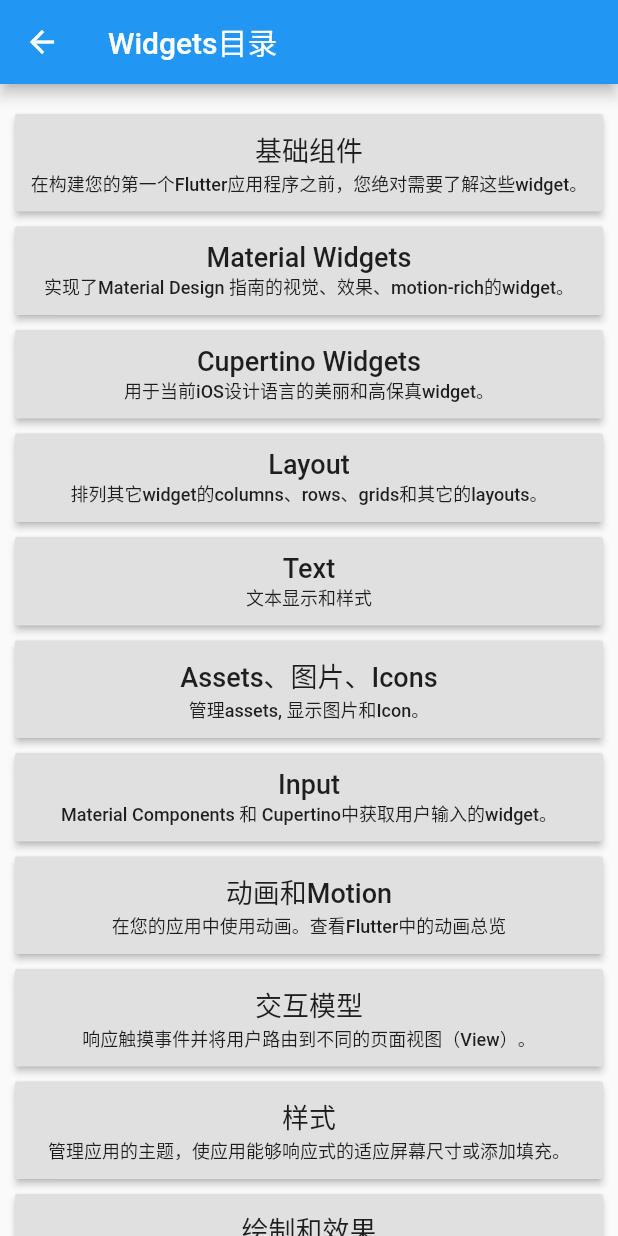
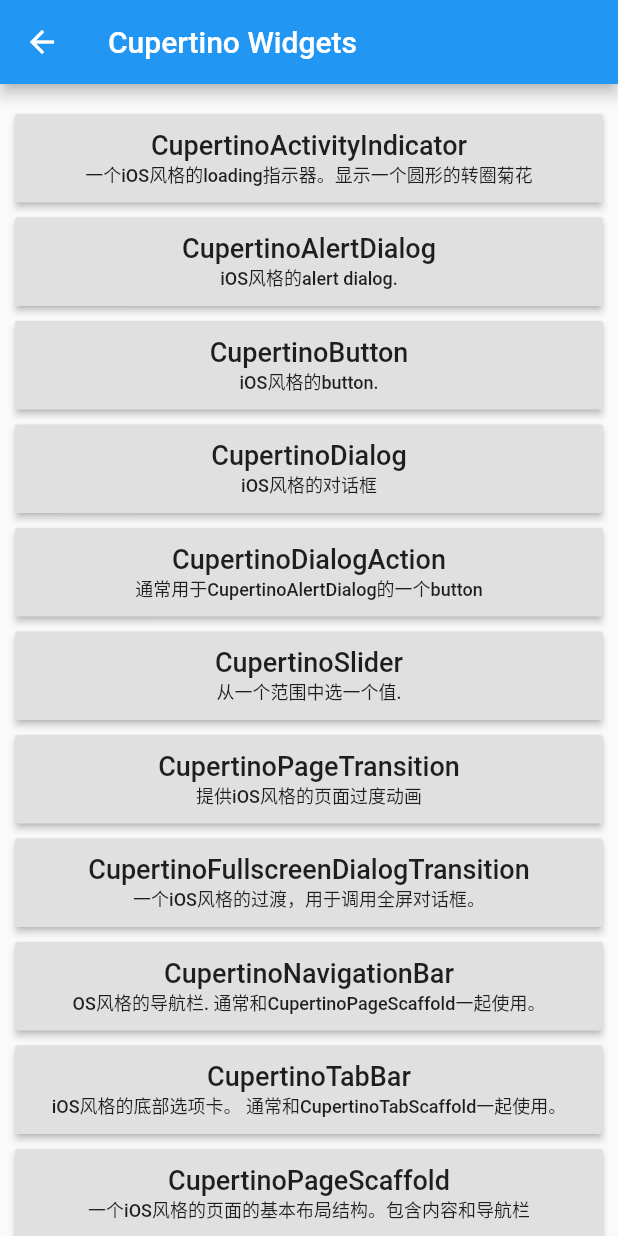
Before and after one commit to starryxp/flutter_app, a Flutter app: the WidgetsListPage screen opened by its route, after a tap on "Cupertino Widgets", on a phone screen of 412 x 824 dp. Run offline on Flutter 3.47's test engine with Material 2 defaults, Android fonts, the phone set to English and light mode, and no system bars; our stand-ins replace fluttertoast.

Commit message:
CupertinoWidgetList.dart

```diff
--- a/lib/main.dart
+++ b/lib/main.dart
@@ -19,6 +19,7 @@ import 'package:flutter_app/widgets/basic/PlaceholderPage.dart';
 import 'package:flutter_app/widgets/basic/RowPage.dart';
 import 'package:flutter_app/widgets/basic/ScaffoldPage.dart';
 import 'package:flutter_app/widgets/basic/TextPage.dart';
+import 'package:flutter_app/widgets/cupertino/CupertinoWidgetList.dart';
 import 'package:flutter_app/widgets/material/AlertDialogPage.dart';
 import 'package:flutter_app/widgets/material/BottomSheetPage.dart';
 import 'package:flutter_app/widgets/material/CardPage.dart';
@@ -179,5 +180,8 @@ class MyApp extends StatelessWidget {
     Constant.widgetsMaterialExpansionPanelListPage: (context) =>
         ExpansionPanelListPage(),
     Constant.widgetsMaterialStepperPage: (context) => StepperPage(),
+    //Cupertino组件
+    Constant.widgetsCupertinoCupertinoWidgetListPage: (context) =>
+        CupertinoWidgetListPage(),
   };
 }
--- a/lib/utils/Constant.dart
+++ b/lib/utils/Constant.dart
@@ -62,4 +62,8 @@ class Constant {
   static final widgetsMaterialExpansionPanelListPage =
       "widgets/material/expansion_panel_list_page";
   static final widgetsMaterialStepperPage = "widgets/material/stepper_page";
+
+  //Cupertino组件
+  static final widgetsCupertinoCupertinoWidgetListPage =
+      "widgets/material/cupertino_widget_list_page";
 }
--- a/lib/widgets/WidgetsListPage.dart
+++ b/lib/widgets/WidgetsListPage.dart
@@ -11,12 +11,14 @@ class WidgetsListPage extends StatefulWidget {
       routerName: Constant.widgetsBasicBasicListPage,
     ),
     HomeData(
-        title: 'Material Widgets',
-        content: '实现了Material Design 指南的视觉、效果、motion-rich的widget。',
-        routerName: Constant.widgetsMaterialMaterialListPage),
+      title: 'Material Widgets',
+      content: '实现了Material Design 指南的视觉、效果、motion-rich的widget。',
+      routerName: Constant.widgetsMaterialMaterialListPage,
+    ),
     HomeData(
       title: 'Cupertino Widgets',
       content: '用于当前iOS设计语言的美丽和高保真widget。',
+      routerName: Constant.widgetsCupertinoCupertinoWidgetListPage,
     ),
     HomeData(
       title: 'Layout',
--- /dev/null
+++ b/lib/widgets/cupertino/CupertinoWidgetList.dart
@@ -0,0 +1,72 @@
+import 'package:flutter/material.dart';
+import 'package:flutter_app/bean/CustomBean.dart';
+import 'package:flutter_app/home/HomeListItem.dart';
+import 'package:flutter_app/utils/Constant.dart';
+
+class CupertinoWidgetListPage extends StatelessWidget {
+  final _dataList = [
+    HomeData(
+        title: 'CupertinoActivityIndicator',
+        content: '一个iOS风格的loading指示器。显示一个圆形的转圈菊花',
+        routerName: ''),
+    HomeData(
+        title: 'CupertinoAlertDialog',
+        content: 'iOS风格的alert dialog.',
+        routerName: ''),
+    HomeData(
+        title: 'CupertinoButton',
+        content: 'iOS风格的button.',
+        routerName: ''),
+    HomeData(
+        title: 'CupertinoDialog',
+        content: 'iOS风格的对话框',
+        routerName: ''),
+    HomeData(
+        title: 'CupertinoDialogAction',
+        content: '通常用于CupertinoAlertDialog的一个button',
+        routerName: ''),
+    HomeData(
+        title: 'CupertinoSlider',
+        content: '从一个范围中选一个值.',
+        routerName: ''),
+    HomeData(
+        title: 'CupertinoPageTransition',
+        content: '提供iOS风格的页面过度动画',
+        routerName: ''),
+    HomeData(
+        title: 'CupertinoFullscreenDialogTransition',
+        content: '一个iOS风格的过渡，用于调用全屏对话框。',
+        routerName: ''),
+    HomeData(
+        title: 'CupertinoNavigationBar',
+        content: 'OS风格的导航栏. 通常和CupertinoPageScaffold一起使用。',
+        routerName: ''),
+    HomeData(
+        title: 'CupertinoTabBar',
+        content: 'iOS风格的底部选项卡。 通常和CupertinoTabScaffold一起使用。',
+        routerName: ''),
+    HomeData(
+        title: 'CupertinoPageScaffold',
+        content: '一个iOS风格的页面的基本布局结构。包含内容和导航栏',
+        routerName: ''),
+    HomeData(
+        title: 'CupertinoTabScaffold',
+        content: '标签式iOS应用程序的结构。将选项卡栏放在内容选项卡之上',
+        routerName: ''),
+    HomeData(
+        title: 'CupertinoTabView',
+        content: '支持选项卡间并行导航项卡的根内容。通常与CupertinoTabScaffolde一起使用',
+        routerName: ''),
+  ];
+
+  @override
+  Widget build(BuildContext context) {
+    return Scaffold(
+      appBar: AppBar(title: Text('Cupertino Widgets')),
+      body: ListView(
+        padding: EdgeInsets.all(10),
+        children: _dataList.map((e) => HomeListItem(homeData: e)).toList(),
+      ),
+    );
+  }
+}
```
Also changed, not shown: 1 other file.
